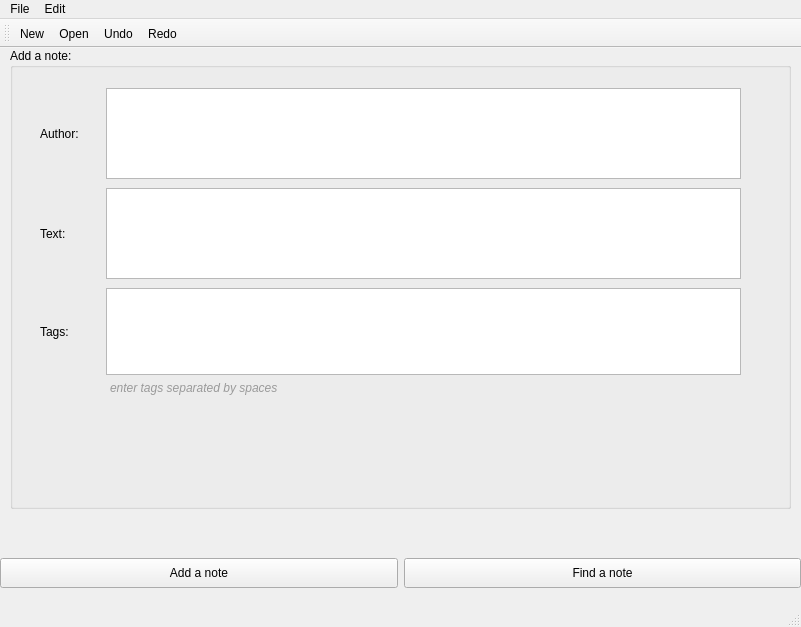
Qt form mainwindow.ui (Alexander-1703/QtNotepad) before a commit.
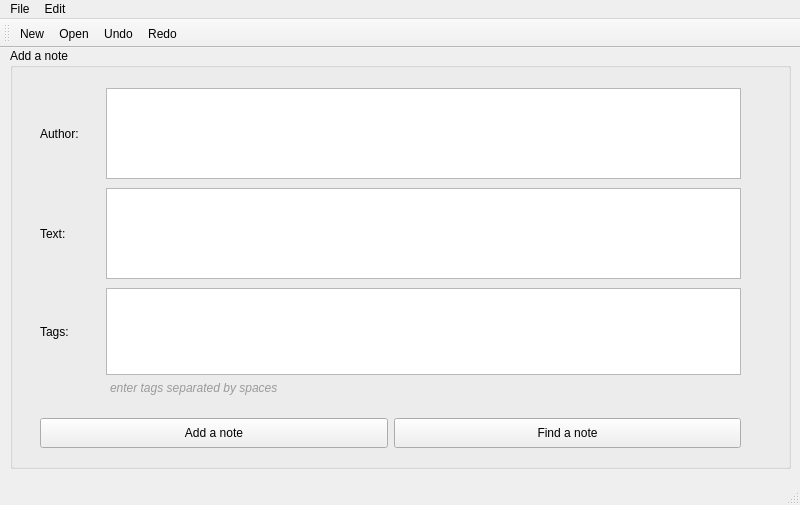
The same form after that commit. Icons and pictures are not drawn.

Commit message: size of main window fixed

```diff
--- a/mainwindow.ui
+++ b/mainwindow.ui
@@ -6,63 +6,37 @@
    <rect>
     <x>0</x>
     <y>0</y>
-    <width>801</width>
-    <height>627</height>
+    <width>800</width>
+    <height>505</height>
    </rect>
   </property>
+  <property name="minimumSize">
+   <size>
+    <width>800</width>
+    <height>505</height>
+   </size>
+  </property>
+  <property name="maximumSize">
+   <size>
+    <width>800</width>
+    <height>505</height>
+   </size>
+  </property>
   <property name="windowTitle">
    <string>MainWindow</string>
   </property>
   <widget class="QWidget" name="centralwidget">
-   <widget class="QWidget" name="horizontalLayoutWidget">
-    <property name="geometry">
-     <rect>
-      <x>0</x>
-      <y>490</y>
-      <width>801</width>
-      <height>71</height>
-     </rect>
-    </property>
-    <layout class="QHBoxLayout" name="horizontalLayout_3">
-     <item>
-      <widget class="QPushButton" name="pushButton">
-       <property name="maximumSize">
-        <size>
-         <width>400</width>
-         <height>30</height>
-        </size>
-       </property>
-       <property name="text">
-        <string>Add a note</string>
-       </property>
-      </widget>
-     </item>
-     <item>
-      <widget class="QPushButton" name="pushButton_2">
-       <property name="maximumSize">
-        <size>
-         <width>400</width>
-         <height>30</height>
-        </size>
-       </property>
-       <property name="text">
-        <string>Find a note</string>
-       </property>
-      </widget>
-     </item>
-    </layout>
-   </widget>
    <widget class="QGroupBox" name="groupBox">
     <property name="geometry">
      <rect>
       <x>10</x>
       <y>0</y>
       <width>781</width>
-      <height>461</height>
+      <height>421</height>
      </rect>
     </property>
     <property name="title">
-     <string>Add a note:</string>
+     <string>Add a note</string>
     </property>
     <widget class="QWidget" name="horizontalLayoutWidget_2">
      <property name="geometry">
@@ -180,6 +154,44 @@
 &lt;p style=&quot; margin-top:0px; margin-bottom:0px; margin-left:0px; margin-right:0px; -qt-block-indent:0; text-indent:0px;&quot;&gt;&lt;span style=&quot; font-style:italic; color:#9a9a9a;&quot;&gt;enter tags separated by spaces&lt;/span&gt;&lt;/p&gt;&lt;/body&gt;&lt;/html&gt;</string>
      </property>
     </widget>
+    <widget class="QWidget" name="horizontalLayoutWidget">
+     <property name="geometry">
+      <rect>
+       <x>30</x>
+       <y>350</y>
+       <width>701</width>
+       <height>71</height>
+      </rect>
+     </property>
+     <layout class="QHBoxLayout" name="horizontalLayout_3">
+      <item>
+       <widget class="QPushButton" name="pushButton">
+        <property name="maximumSize">
+         <size>
+          <width>400</width>
+          <height>30</height>
+         </size>
+        </property>
+        <property name="text">
+         <string>Add a note</string>
+        </property>
+       </widget>
+      </item>
+      <item>
+       <widget class="QPushButton" name="pushButton_2">
+        <property name="maximumSize">
+         <size>
+          <width>400</width>
+          <height>30</height>
+         </size>
+        </property>
+        <property name="text">
+         <string>Find a note</string>
+        </property>
+       </widget>
+      </item>
+     </layout>
+    </widget>
    </widget>
   </widget>
   <widget class="QMenuBar" name="menubar">
@@ -187,7 +199,7 @@
     <rect>
      <x>0</x>
      <y>0</y>
-     <width>801</width>
+     <width>800</width>
      <height>31</height>
     </rect>
    </property>
```
